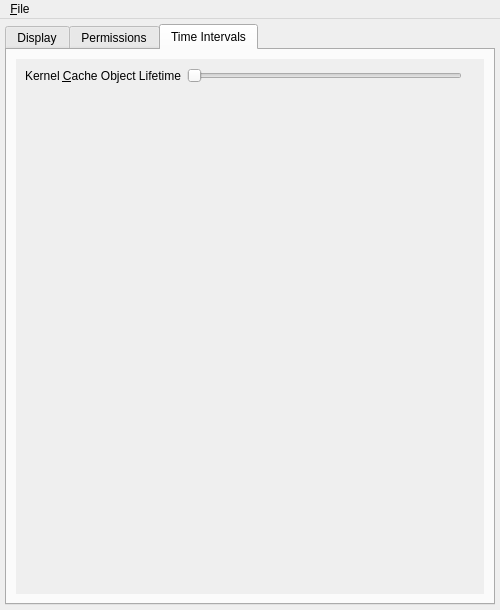
Above: branches/trunk/UI/options.ui from textbrowser/spot-on before the change. Below: the same form after it.
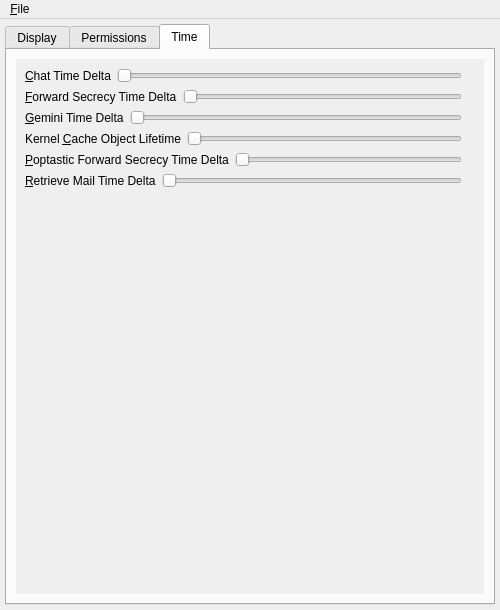
That is the form after the change. The open tabs and pages were chosen to show the change. Icons and pictures are not drawn.

Commit message: Time sliders.

```diff
--- a/branches/trunk/UI/options.ui
+++ b/branches/trunk/UI/options.ui
@@ -1614,7 +1614,7 @@
       </widget>
       <widget class="QWidget" name="tab_3">
        <attribute name="title">
-        <string>Time Intervals</string>
+        <string>Time</string>
        </attribute>
        <layout class="QVBoxLayout" name="verticalLayout_23">
         <item>
@@ -1631,10 +1631,100 @@
              <x>0</x>
              <y>0</y>
              <width>468</width>
-             <height>522</height>
+             <height>526</height>
             </rect>
            </property>
            <layout class="QVBoxLayout" name="verticalLayout_24">
+            <item>
+             <layout class="QHBoxLayout" name="horizontalLayout_7">
+              <item>
+               <widget class="QLabel" name="label_6">
+                <property name="text">
+                 <string>&amp;Chat Time Delta</string>
+                </property>
+                <property name="buddy">
+                 <cstring>chat_time_delta</cstring>
+                </property>
+               </widget>
+              </item>
+              <item>
+               <widget class="QSlider" name="chat_time_delta">
+                <property name="minimum">
+                 <number>5</number>
+                </property>
+                <property name="maximum">
+                 <number>600</number>
+                </property>
+                <property name="orientation">
+                 <enum>Qt::Horizontal</enum>
+                </property>
+               </widget>
+              </item>
+              <item>
+               <widget class="QLabel" name="chat_time_delta_current"/>
+              </item>
+             </layout>
+            </item>
+            <item>
+             <layout class="QHBoxLayout" name="horizontalLayout_9">
+              <item>
+               <widget class="QLabel" name="label_8">
+                <property name="text">
+                 <string>&amp;Forward Secrecy Time Delta</string>
+                </property>
+                <property name="buddy">
+                 <cstring>forward_secrecy_time_delta</cstring>
+                </property>
+               </widget>
+              </item>
+              <item>
+               <widget class="QSlider" name="forward_secrecy_time_delta">
+                <property name="minimum">
+                 <number>5</number>
+                </property>
+                <property name="maximum">
+                 <number>600</number>
+                </property>
+                <property name="orientation">
+                 <enum>Qt::Horizontal</enum>
+                </property>
+               </widget>
+              </item>
+              <item>
+               <widget class="QLabel" name="forward_secrecy_time_delta_current"/>
+              </item>
+             </layout>
+            </item>
+            <item>
+             <layout class="QHBoxLayout" name="horizontalLayout_8">
+              <item>
+               <widget class="QLabel" name="label_7">
+                <property name="text">
+                 <string>&amp;Gemini Time Delta</string>
+                </property>
+                <property name="buddy">
+                 <cstring>gemini_time_delta</cstring>
+                </property>
+               </widget>
+              </item>
+              <item>
+               <widget class="QSlider" name="gemini_time_delta">
+                <property name="minimum">
+                 <number>5</number>
+                </property>
+                <property name="maximum">
+                 <number>600</number>
+                </property>
+                <property name="orientation">
+                 <enum>Qt::Horizontal</enum>
+                </property>
+               </widget>
+              </item>
+              <item>
+               <widget class="QLabel" name="gemini_time_delta_current"/>
+              </item>
+             </layout>
+            </item>
             <item>
              <layout class="QHBoxLayout" name="horizontalLayout_6">
               <item>
@@ -1661,7 +1751,67 @@
                </widget>
               </item>
               <item>
-               <widget class="QLabel" name="kcol_value"/>
+               <widget class="QLabel" name="kernel_cache_object_lifetime_current"/>
+              </item>
+             </layout>
+            </item>
+            <item>
+             <layout class="QHBoxLayout" name="horizontalLayout_12">
+              <item>
+               <widget class="QLabel" name="label_11">
+                <property name="text">
+                 <string>&amp;Poptastic Forward Secrecy Time Delta</string>
+                </property>
+                <property name="buddy">
+                 <cstring>poptastic_forward_secrecy_time_delta</cstring>
+                </property>
+               </widget>
+              </item>
+              <item>
+               <widget class="QSlider" name="poptastic_forward_secrecy_time_delta">
+                <property name="minimum">
+                 <number>5</number>
+                </property>
+                <property name="maximum">
+                 <number>600</number>
+                </property>
+                <property name="orientation">
+                 <enum>Qt::Horizontal</enum>
+                </property>
+               </widget>
+              </item>
+              <item>
+               <widget class="QLabel" name="poptastic_forward_secrecy_time_delta_current"/>
+              </item>
+             </layout>
+            </item>
+            <item>
+             <layout class="QHBoxLayout" name="horizontalLayout_11">
+              <item>
+               <widget class="QLabel" name="label_10">
+                <property name="text">
+                 <string>&amp;Retrieve Mail Time Delta</string>
+                </property>
+                <property name="buddy">
+                 <cstring>retrieve_mail_time_delta</cstring>
+                </property>
+               </widget>
+              </item>
+              <item>
+               <widget class="QSlider" name="retrieve_mail_time_delta">
+                <property name="minimum">
+                 <number>5</number>
+                </property>
+                <property name="maximum">
+                 <number>600</number>
+                </property>
+                <property name="orientation">
+                 <enum>Qt::Horizontal</enum>
+                </property>
+               </widget>
+              </item>
+              <item>
+               <widget class="QLabel" name="retrieve_mail_time_delta_current"/>
               </item>
              </layout>
             </item>
```
Left out of the diff: 19 changed lines with no effect on the pictures. The commit also changes 5 other files.
